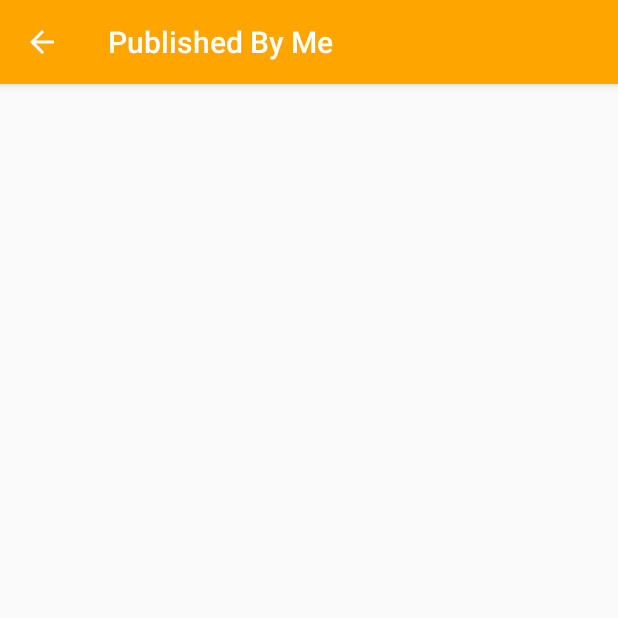
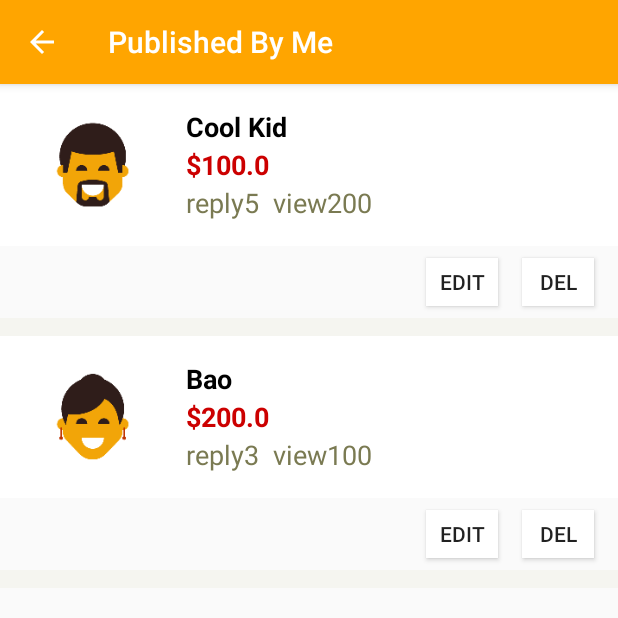
Before and after one commit to MinghuaJiang/VMarketPlace, an Android app: the PublishActivity screen opened directly, with no data from a screen before it, on a phone screen of 412 x 824 dp, the top half of it. Run offline under Robolectric (Android 15) with nearby library versions, the phone set to English and light mode, and no system bars.

Commit message:
publish detail

```diff
--- a/app/src/main/AndroidManifest.xml
+++ b/app/src/main/AndroidManifest.xml
@@ -35,6 +35,7 @@
         <activity
             android:name=".view.PublishActivity"
             android:label="@string/published_by_me"
+
             android:parentActivityName=".view.MainActivity"
             android:theme="@style/AppTheme" />
 
--- /dev/null
+++ b/app/src/main/java/edu/virginia/cs/vmarketplace/model/PublishItem.java
@@ -0,0 +1,71 @@
+package edu.virginia.cs.vmarketplace.model;
+
+/**
+ * Created by cutehuazai on 11/24/17.
+ */
+
+public class PublishItem {
+    private long id;
+    private double price;
+    private String image;
+    private int imageResourceId;
+    private String title;
+    private int replyCount;
+    private int viewCount;
+
+    public long getId() {
+        return id;
+    }
+
+    public double getPrice() {
+        return price;
+    }
+
+    public String getImage() {
+        return image;
+    }
+
+    public int getImageResourceId() {
+        return imageResourceId;
+    }
+
+    public String getTitle() {
+        return title;
+    }
+
+    public int getReplyCount() {
+        return replyCount;
+    }
+
+    public int getViewCount() {
+        return viewCount;
+    }
+
+    public void setId(long id) {
+        this.id = id;
+    }
+
+    public void setPrice(double price) {
+        this.price = price;
+    }
+
+    public void setImage(String image) {
+        this.image = image;
+    }
+
+    public void setImageResourceId(int imageResourceId) {
+        this.imageResourceId = imageResourceId;
+    }
+
+    public void setTitle(String title) {
+        this.title = title;
+    }
+
+    public void setReplyCount(int replyCount) {
+        this.replyCount = replyCount;
+    }
+
+    public void setViewCount(int viewCount) {
+        this.viewCount = viewCount;
+    }
+}
--- a/app/src/main/java/edu/virginia/cs/vmarketplace/view/BoughtActivity.java
+++ b/app/src/main/java/edu/virginia/cs/vmarketplace/view/BoughtActivity.java
@@ -12,7 +12,7 @@ public class BoughtActivity extends AppCompatActivity {
     @Override
     protected void onCreate(Bundle savedInstanceState) {
         super.onCreate(savedInstanceState);
-        setContentView(R.layout.activity_bought);
+        setContentView(R.layout.list_detail);
     }
 
     @Override
--- a/app/src/main/java/edu/virginia/cs/vmarketplace/view/FavoriteActivity.java
+++ b/app/src/main/java/edu/virginia/cs/vmarketplace/view/FavoriteActivity.java
@@ -12,7 +12,7 @@ public class FavoriteActivity extends AppCompatActivity {
     @Override
     protected void onCreate(Bundle savedInstanceState) {
         super.onCreate(savedInstanceState);
-        setContentView(R.layout.activity_favorite);
+        setContentView(R.layout.list_detail);
     }
 
     @Override
--- a/app/src/main/java/edu/virginia/cs/vmarketplace/view/PublishActivity.java
+++ b/app/src/main/java/edu/virginia/cs/vmarketplace/view/PublishActivity.java
@@ -3,9 +3,16 @@ package edu.virginia.cs.vmarketplace.view;
 import android.content.Intent;
 import android.os.Bundle;
 import android.support.v7.app.AppCompatActivity;
+import android.widget.ListView;
+
+import java.util.ArrayList;
+import java.util.List;
 
 import edu.virginia.cs.vmarketplace.R;
 import edu.virginia.cs.vmarketplace.model.AppConstant;
+import edu.virginia.cs.vmarketplace.model.ProfileItem;
+import edu.virginia.cs.vmarketplace.model.PublishItem;
+import edu.virginia.cs.vmarketplace.view.fragments.ProfileItemAdapter;
 
 /**
  * Created by cutehuazai on 11/23/17.
@@ -16,7 +23,33 @@ public class PublishActivity extends AppCompatActivity {
     @Override
     protected void onCreate(Bundle savedInstanceState) {
         super.onCreate(savedInstanceState);
-        setContentView(R.layout.activity_publish);
+        setContentView(R.layout.list_detail);
+        ListView listView = findViewById(R.id.profile_detail_list);
+        PublishItemAdapter adapter = new PublishItemAdapter(this, getPublishList());
+        listView.setAdapter(adapter);
+    }
+
+    //Get from backend service
+    private List<PublishItem> getPublishList(){
+        List<PublishItem> list = new ArrayList<PublishItem>();
+        PublishItem item = new PublishItem();
+        item.setId(1);
+        item.setImageResourceId(R.drawable.family_father);
+        item.setTitle("Cool Kid");
+        item.setPrice(100.0);
+        item.setReplyCount(5);
+        item.setViewCount(200);
+        list.add(item);
+        item = new PublishItem();
+        item.setId(2);
+        item.setImageResourceId(R.drawable.family_mother);
+        item.setTitle("Bao");
+        item.setPrice(200.0);
+        item.setReplyCount(3);
+        item.setViewCount(100);
+        list.add(item);
+
+        return list;
     }
 
     @Override
--- /dev/null
+++ b/app/src/main/java/edu/virginia/cs/vmarketplace/view/PublishItemAdapter.java
@@ -0,0 +1,52 @@
+package edu.virginia.cs.vmarketplace.view;
+
+import android.content.Context;
+import android.support.annotation.NonNull;
+import android.view.LayoutInflater;
+import android.view.View;
+import android.view.ViewGroup;
+import android.widget.ArrayAdapter;
+import android.widget.ImageView;
+import android.widget.TextView;
+
+import java.util.List;
+
+import edu.virginia.cs.vmarketplace.R;
+import edu.virginia.cs.vmarketplace.model.ProfileItem;
+import edu.virginia.cs.vmarketplace.model.PublishItem;
+
+/**
+ * Created by cutehuazai on 11/24/17.
+ */
+
+public class PublishItemAdapter extends ArrayAdapter<PublishItem> {
+    public PublishItemAdapter(@NonNull Context context, @NonNull List<PublishItem> objects) {
+        super(context, 0, objects);
+    }
+
+    @Override
+    public View getView(int position, View convertView, ViewGroup parent) {
+        View listView = convertView;
+        if(listView == null){
+            listView = LayoutInflater.from(getContext()).inflate(R.layout.profile_publish_item, parent
+                    ,false);
+        }
+
+        PublishItem currentItem = getItem(position);
+
+        ImageView imageView = listView.findViewById(R.id.image);
+        imageView.setImageResource(currentItem.getImageResourceId());
+
+        TextView titleView = listView.findViewById(R.id.title);
+        titleView.setText(currentItem.getTitle());
+
+        TextView priceView = listView.findViewById(R.id.price);
+        priceView.setText("$" + currentItem.getPrice());
+
+        TextView countView = listView.findViewById(R.id.count);
+        countView.setText("reply" + currentItem.getReplyCount() +
+                "  "+"view" + currentItem.getViewCount());
+
+        return listView;
+    }
+}
--- a/app/src/main/java/edu/virginia/cs/vmarketplace/view/SoldActivity.java
+++ b/app/src/main/java/edu/virginia/cs/vmarketplace/view/SoldActivity.java
@@ -12,7 +12,7 @@ public class SoldActivity extends AppCompatActivity {
     @Override
     protected void onCreate(Bundle savedInstanceState) {
         super.onCreate(savedInstanceState);
-        setContentView(R.layout.activity_sold);
+        setContentView(R.layout.list_detail);
     }
 
     @Override
--- a/app/src/main/res/layout/activity_sold.xml
+++ /dev/null
@@ -1,9 +0,0 @@
-<?xml version="1.0" encoding="utf-8"?>
-<android.support.constraint.ConstraintLayout xmlns:android="http://schemas.android.com/apk/res/android"
-    xmlns:app="http://schemas.android.com/apk/res-auto"
-    xmlns:tools="http://schemas.android.com/tools"
-    android:layout_width="match_parent"
-    android:layout_height="match_parent"
-    tools:context="edu.virginia.cs.vmarketplace.view.SoldActivity">
-
-</android.support.constraint.ConstraintLayout>
--- /dev/null
+++ b/app/src/main/res/layout/list_detail.xml
@@ -0,0 +1,8 @@
+<?xml version="1.0" encoding="utf-8"?>
+<ListView xmlns:android="http://schemas.android.com/apk/res/android"
+    android:id="@+id/profile_detail_list"
+    android:orientation="vertical"
+    android:layout_width="match_parent"
+    android:layout_height="match_parent"
+    android:divider="@color/seperator"
+    android:dividerHeight="@dimen/seperator_height"/>
--- a/app/src/main/res/layout/activity_favorite.xml
+++ b/app/src/main/res/layout/profile_bought_item.xml
@@ -4,6 +4,6 @@
     xmlns:tools="http://schemas.android.com/tools"
     android:layout_width="match_parent"
     android:layout_height="match_parent"
-    tools:context="edu.virginia.cs.vmarketplace.view.FavoriteActivity">
+    >
 
 </android.support.constraint.ConstraintLayout>
--- a/app/src/main/res/layout/activity_bought.xml
+++ b/app/src/main/res/layout/profile_favorite_item.xml
@@ -4,6 +4,6 @@
     xmlns:tools="http://schemas.android.com/tools"
     android:layout_width="match_parent"
     android:layout_height="match_parent"
-    tools:context="edu.virginia.cs.vmarketplace.view.BoughtActivity">
+    >
 
 </android.support.constraint.ConstraintLayout>
--- /dev/null
+++ b/app/src/main/res/layout/profile_publish_item.xml
@@ -0,0 +1,89 @@
+<?xml version="1.0" encoding="utf-8"?>
+<LinearLayout xmlns:android="http://schemas.android.com/apk/res/android"
+    android:layout_height="match_parent"
+    android:layout_width="match_parent"
+    android:orientation="vertical">
+<RelativeLayout
+    android:layout_width="match_parent"
+    android:layout_height="@dimen/list_item_height_large"
+    android:background="@color/tan_background"
+    android:minHeight="@dimen/list_item_height_large"
+    android:paddingTop="16dp"
+    android:paddingBottom="16dp">
+
+    <ImageView
+        android:id="@+id/image"
+        android:layout_width="@dimen/list_item_height_large"
+        android:layout_height="@dimen/list_item_height_large"
+        android:paddingLeft="16dp"
+        />
+    <LinearLayout
+        android:id="@+id/text_container"
+        android:layout_width="match_parent"
+        android:orientation="vertical"
+        android:layout_height="@dimen/list_item_height"
+        android:layout_alignParentBottom="true"
+        android:layout_alignParentRight="true"
+        android:layout_alignParentTop="true"
+        android:layout_toRightOf="@id/image"
+        android:paddingLeft="16dp"
+        >
+
+        <TextView
+            android:id="@+id/title"
+            android:layout_width="wrap_content"
+            android:layout_height="0dp"
+            android:layout_weight="1"
+            android:textAppearance="?android:textAppearanceMedium"
+            android:textColor="@android:color/black"
+            android:textStyle="bold"
+            />
+
+        <TextView
+            android:id="@+id/price"
+            android:layout_width="wrap_content"
+            android:layout_height="0dp"
+            android:layout_weight="1"
+            android:textStyle="bold"
+            android:textAppearance="?android:textAppearanceMedium"
+            android:textColor="@android:color/holo_red_dark"
+            />
+
+        <TextView
+            android:id="@+id/count"
+            android:layout_width="wrap_content"
+            android:layout_height="0dp"
+            android:layout_weight="1"
+            android:textAppearance="?android:textAppearanceMedium"
+            android:textColor="@color/count"
+            />
+    </LinearLayout>
+
+    </RelativeLayout>
+    <RelativeLayout
+        android:layout_width="match_parent"
+        android:layout_height="@dimen/list_item_height">
+        <Button
+            android:id="@+id/modify"
+            android:layout_width="@dimen/list_item_height"
+            android:layout_height="wrap_content"
+            android:text="Edit"
+            android:layout_toLeftOf="@id/delete"
+            android:background="@color/tan_background"
+            android:layout_marginTop="8dp"
+            android:layout_marginBottom="8dp"
+            android:layout_marginRight="@dimen/activity_horizontal_margin"
+            />
+        <Button
+            android:id="@+id/delete"
+            android:layout_width="@dimen/list_item_height"
+            android:layout_height="@dimen/list_item_height"
+            android:layout_marginRight="@dimen/activity_horizontal_margin"
+            android:layout_marginTop="8dp"
+            android:layout_marginBottom="8dp"
+            android:text="Del"
+            android:layout_alignParentRight="true"
+            android:background="@color/tan_background"
+            />
+    </RelativeLayout>
+</LinearLayout>
--- a/app/src/main/res/layout/activity_publish.xml
+++ b/app/src/main/res/layout/profile_sold_item.xml
@@ -1,8 +1,9 @@
 <?xml version="1.0" encoding="utf-8"?>
 <android.support.constraint.ConstraintLayout xmlns:android="http://schemas.android.com/apk/res/android"
+    xmlns:app="http://schemas.android.com/apk/res-auto"
     xmlns:tools="http://schemas.android.com/tools"
     android:layout_width="match_parent"
     android:layout_height="match_parent"
-    tools:context="edu.virginia.cs.vmarketplace.view.PublishActivity">
+   >
 
 </android.support.constraint.ConstraintLayout>
--- a/app/src/main/res/values/colors.xml
+++ b/app/src/main/res/values/colors.xml
@@ -8,7 +8,8 @@
     <color name="hint_color">#9e9e9e</color>
     <color name="google_button">#d50000</color>
     <color name="confirm_button">#ff1744</color>
-    <color name="seperator">#ccccb3</color>
-    <color name="click">#d6d6c2</color>
+    <color name="seperator">#f5f5f0</color>
+    <color name="click">#ebebe0</color>
+    <color name="count">#7a7a52</color>
     <color name="tan_background">#FFFFFF</color>
 </resources>
--- a/app/src/main/res/values/dimens.xml
+++ b/app/src/main/res/values/dimens.xml
@@ -1,6 +1,7 @@
 <?xml version="1.0" encoding="utf-8"?>
 <resources>
     <dimen name="list_item_height">48dp</dimen>
+    <dimen name="list_item_height_large">108dp</dimen>
     <dimen name="seperator_height">12dp</dimen>
     <!-- Default screen margins, per the Android Design guidelines. -->
     <dimen name="activity_horizontal_margin">16dp</dimen>
```
